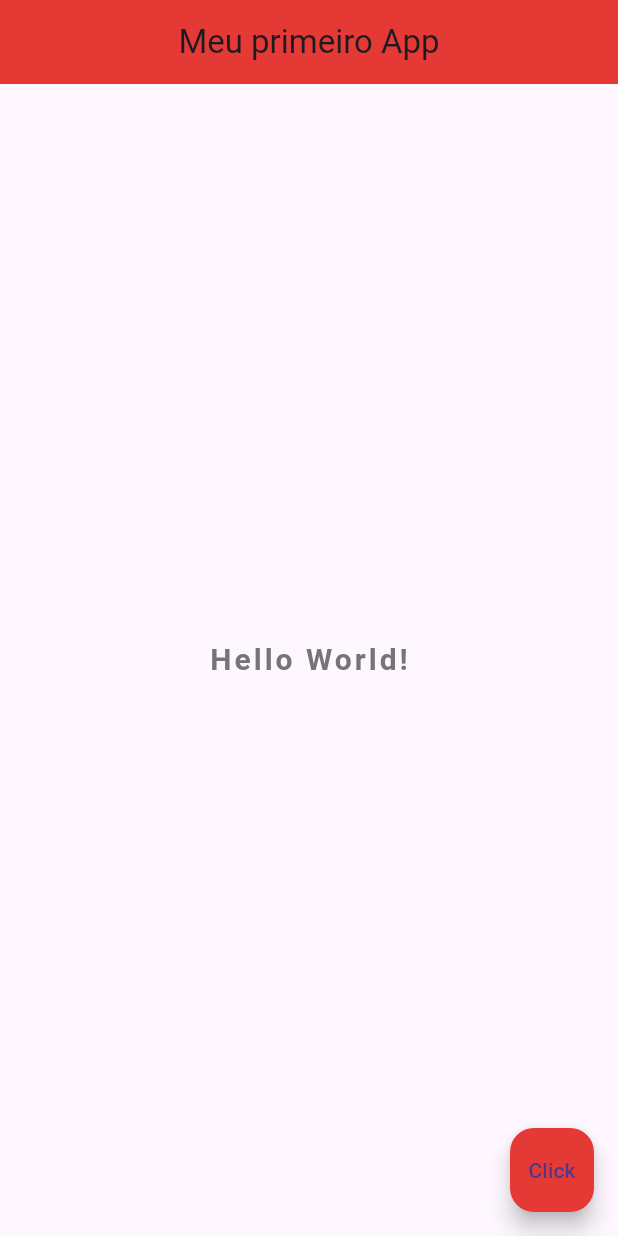
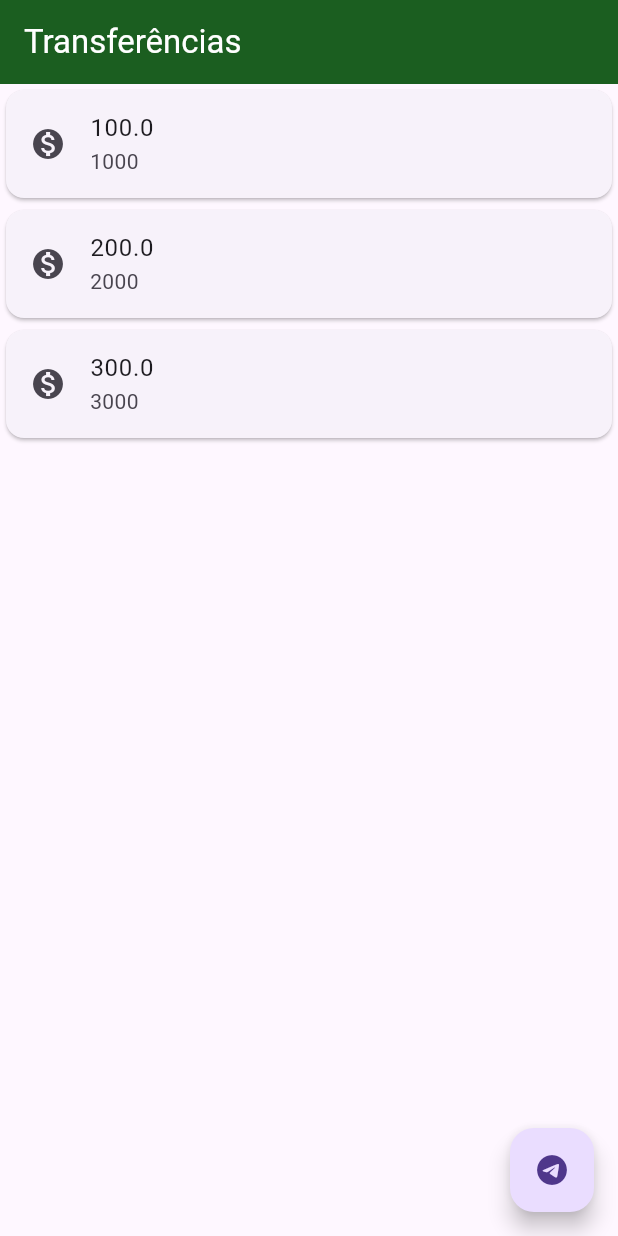
Before and after one commit to vinicioslimer/bytebank, a Flutter app: the screen it shows after launch, on a phone screen of 412 x 824 dp. Run offline on Flutter 3.47's test engine with Material 3 defaults, Android fonts, the phone set to English and light mode, and no system bars; Roboto replaces fonts that are missing (IndieFlower).

Commit message:
Feature de listar transferências

```diff
--- a/lib/main.dart
+++ b/lib/main.dart
@@ -2,27 +2,53 @@ import 'package:flutter/material.dart';
 
 void main() => runApp(MaterialApp(
       home: Scaffold(
+        body: TransferList(),
         appBar: AppBar(
-      title: Text('Meu primeiro App'),
-      centerTitle: true,
-      backgroundColor: Colors.red[600],
-    ),
-    body: Center(
-      child: Text(
-        'Hello World!',
-        style: TextStyle(
-          fontSize: 20.0,
-          fontWeight: FontWeight.bold,
-          letterSpacing: 2.0,
-          color: Colors.grey[600],
-          fontFamily: 'IndieFlower',
-        ),
-      ),
+          title: const Text('Transferências',
+              style: TextStyle(color: Colors.white)),
+          backgroundColor: Colors.green[900],
         ),
         floatingActionButton: FloatingActionButton(
           onPressed: () {},
-      child: Text('Click'),
-      backgroundColor: Colors.red[600],
+          child: Icon(Icons.telegram),
         ),
       ),
     ));
+
+class TransferList extends StatelessWidget {
+  @override
+  Widget build(BuildContext context) {
+    return Column(
+      children: <Widget>[
+        TransferItem(Transfer(100.0, 1000)),
+        TransferItem(Transfer(200.0, 2000)),
+        TransferItem(Transfer(300.0, 3000)),
+       ],
+    );
+  }
+}
+
+class TransferItem extends StatelessWidget {
+
+  final Transfer _transfer;
+
+  TransferItem(this._transfer);
+
+  @override
+  Widget build(BuildContext context) {
+    return Card(
+      child: ListTile(
+        leading: Icon(Icons.monetization_on),
+        title: Text(_transfer.amount.toString()),
+        subtitle: Text(_transfer.accountNumber.toString()),
+      ),
+    );
+  }
+}
+
+class Transfer {
+  final double amount;
+  final int accountNumber;
+
+  Transfer(this.amount, this.accountNumber);
+}
```
Lines whose indentation alone changed are shown as unchanged.
